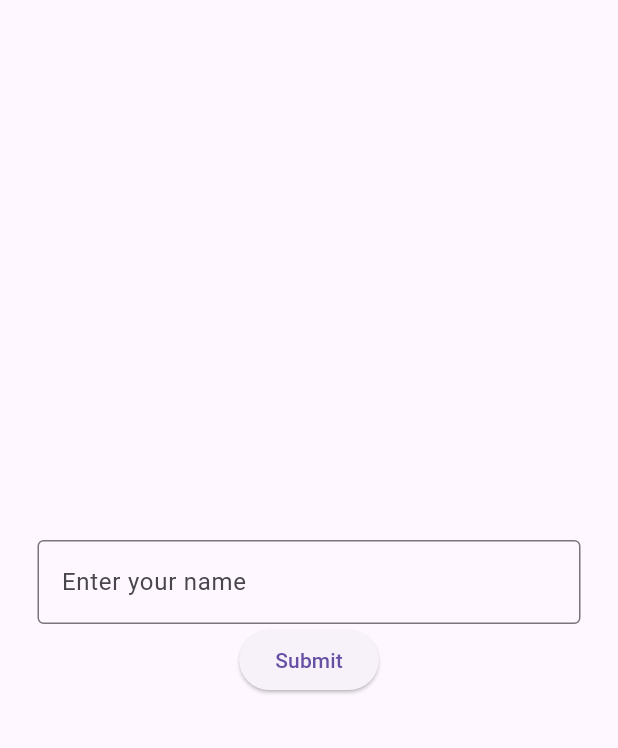
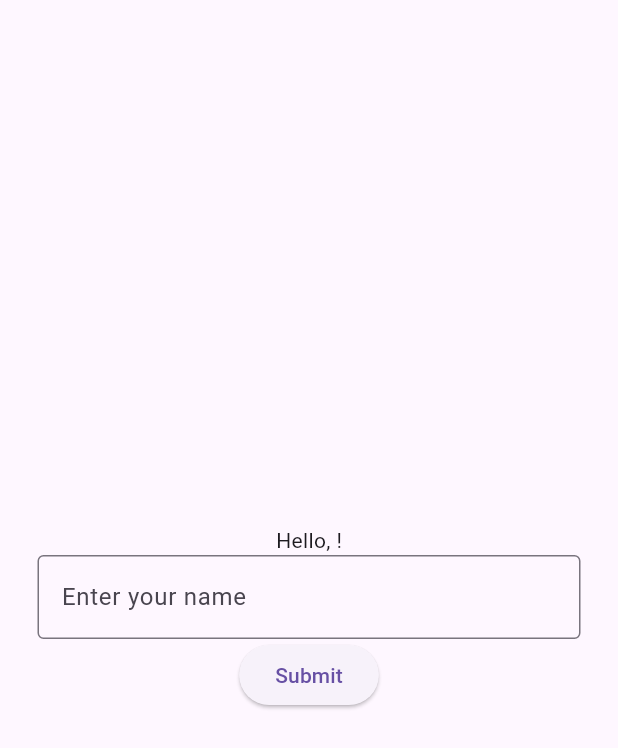
Before and after one commit to vagnerzampieri/flutter_app, a Flutter app: the screen it shows after launch, after a tap on "Submit", on a phone screen of 412 x 824 dp. Shown: the top 748 px of the screen. Run offline on Flutter 3.47's test engine with Material 3 defaults, Android fonts, the phone set to English and light mode, and no system bars.

Commit message:
Show the input on screen

```diff
--- a/lib/pages/todo_page.dart
+++ b/lib/pages/todo_page.dart
@@ -10,8 +10,13 @@ class TodoPage extends StatefulWidget {
 class _TodoPageState extends State<TodoPage> {
   TextEditingController myController = TextEditingController();
 
+  String greetingMessage = "";
+
   void greetUser() {
-    print('Hello, ${myController.text}');
+    String name = myController.text;
+    setState(() {
+      greetingMessage = 'Hello, ${name}!';
+    });
   }
 
   @override
@@ -23,6 +28,7 @@ class _TodoPageState extends State<TodoPage> {
           child: Column(
             mainAxisAlignment: MainAxisAlignment.center,
             children: [
+              Text(greetingMessage),
               TextField(
                 controller: myController,
                 decoration: InputDecoration(
```
